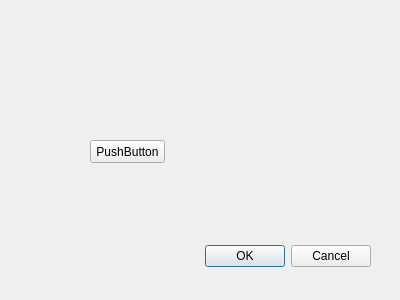
This is prj01/untitled.ui in thanhdinhit/project_init_QT_design as Qt 5 draws it before an edit. The edited form follows.
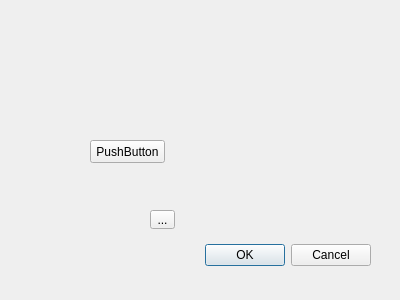
This is the edited form. Custom widgets are drawn as their Qt base class.

Commit message: Update project tool

Patch:
```diff
--- a/prj01/untitled.ui
+++ b/prj01/untitled.ui
@@ -19,7 +19,7 @@
      <x>30</x>
      <y>240</y>
      <width>341</width>
-     <height>32</height>
+     <height>31</height>
     </rect>
    </property>
    <property name="orientation">
@@ -42,7 +42,27 @@
     <string>PushButton</string>
    </property>
   </widget>
+  <widget class="QToolButton" name="toolButton">
+   <property name="geometry">
+    <rect>
+     <x>150</x>
+     <y>210</y>
+     <width>25</width>
+     <height>19</height>
+    </rect>
+   </property>
+   <property name="text">
+    <string>...</string>
+   </property>
+  </widget>
  </widget>
+ <customwidgets>
+  <customwidget>
+   <class>add</class>
+   <extends>QPushButton</extends>
+   <header location="global">add.h</header>
+  </customwidget>
+ </customwidgets>
  <resources/>
  <connections>
   <connection>
```
Left out of the diff: 2 changed lines with no effect on the pictures. The commit also changes 4 other files.
